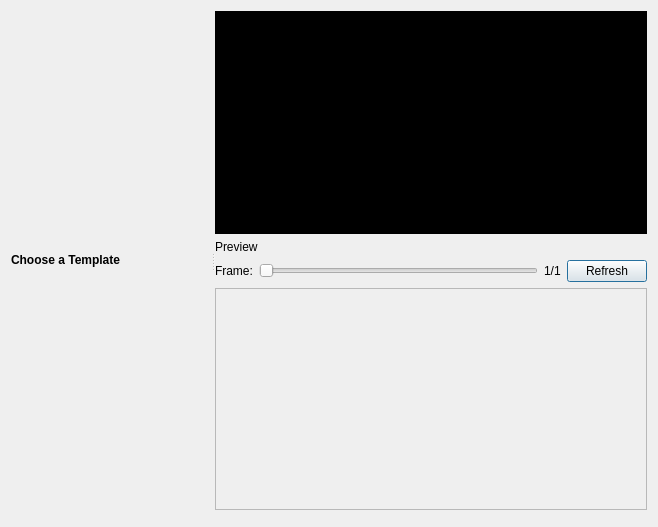
Old version of the form src/windows/ui/animated-title.ui in the repository OpenShot/openshot-qt.
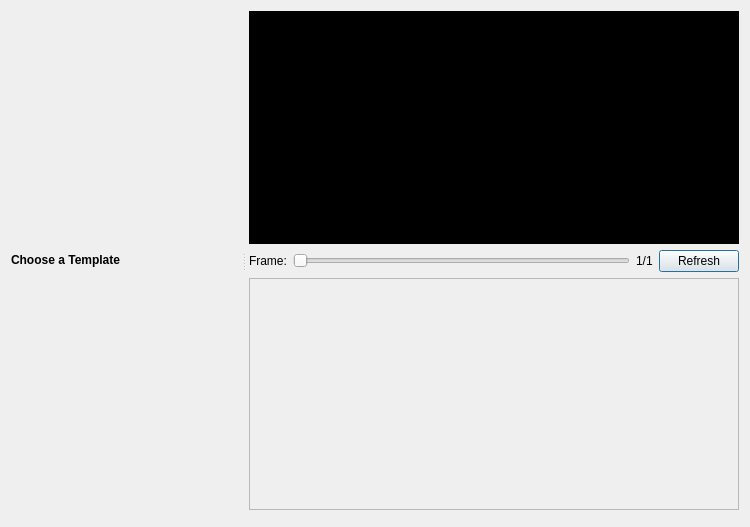
New version of the form. Icons and pictures are not drawn.

Commit message: New UI for title editor and animated titles (listview with thumbnails). Titles no longer require the save dialog. New ASSETS folder to hold temp titles. Setting focus to fileTreeview on launch, so the properties filter doesn't auto get tab focus (preventing certain keypress shortcuts). All child windows now center on parent window.

Patch:
```diff
--- a/src/windows/ui/animated-title.ui
+++ b/src/windows/ui/animated-title.ui
@@ -6,7 +6,7 @@
    <rect>
     <x>0</x>
     <y>0</y>
-    <width>658</width>
+    <width>750</width>
     <height>527</height>
    </rect>
   </property>
@@ -33,10 +33,34 @@
    </item>
    <item row="1" column="0">
     <widget class="QSplitter" name="splitter">
+     <property name="lineWidth">
+      <number>3</number>
+     </property>
      <property name="orientation">
       <enum>Qt::Horizontal</enum>
      </property>
+     <property name="handleWidth">
+      <number>10</number>
+     </property>
      <widget class="QWidget" name="widget" native="true">
+      <property name="sizePolicy">
+       <sizepolicy hsizetype="MinimumExpanding" vsizetype="Preferred">
+        <horstretch>0</horstretch>
+        <verstretch>0</verstretch>
+       </sizepolicy>
+      </property>
+      <property name="minimumSize">
+       <size>
+        <width>0</width>
+        <height>0</height>
+       </size>
+      </property>
+      <property name="maximumSize">
+       <size>
+        <width>340</width>
+        <height>16777215</height>
+       </size>
+      </property>
       <layout class="QGridLayout" name="gridLayout_2">
        <item row="0" column="0">
         <layout class="QVBoxLayout" name="verticalLayout">
@@ -53,14 +77,7 @@
      </widget>
      <widget class="QWidget" name="widget_2" native="true">
       <layout class="QGridLayout" name="gridLayout_3">
-       <item row="1" column="0">
-        <widget class="QLabel" name="label_2">
-         <property name="text">
-          <string>Preview</string>
-         </property>
-        </widget>
-       </item>
-       <item row="4" column="0">
+       <item row="3" column="0">
         <widget class="QScrollArea" name="scrollArea">
          <property name="widgetResizable">
           <bool>true</bool>
@@ -70,8 +87,8 @@
            <rect>
             <x>0</x>
             <y>0</y>
-            <width>392</width>
-            <height>209</height>
+            <width>445</width>
+            <height>219</height>
            </rect>
           </property>
           <layout class="QFormLayout" name="formLayout">
@@ -82,7 +99,7 @@
          </widget>
         </widget>
        </item>
-       <item row="3" column="0">
+       <item row="2" column="0">
         <layout class="QHBoxLayout" name="horizontalLayout">
          <property name="topMargin">
           <number>0</number>
@@ -120,7 +137,7 @@
        <item row="0" column="0">
         <widget class="QLabel" name="imgPreview">
          <property name="sizePolicy">
-          <sizepolicy hsizetype="MinimumExpanding" vsizetype="MinimumExpanding">
+          <sizepolicy hsizetype="Expanding" vsizetype="Expanding">
            <horstretch>0</horstretch>
            <verstretch>0</verstretch>
           </sizepolicy>
```
The commit also changes 10 other files.
